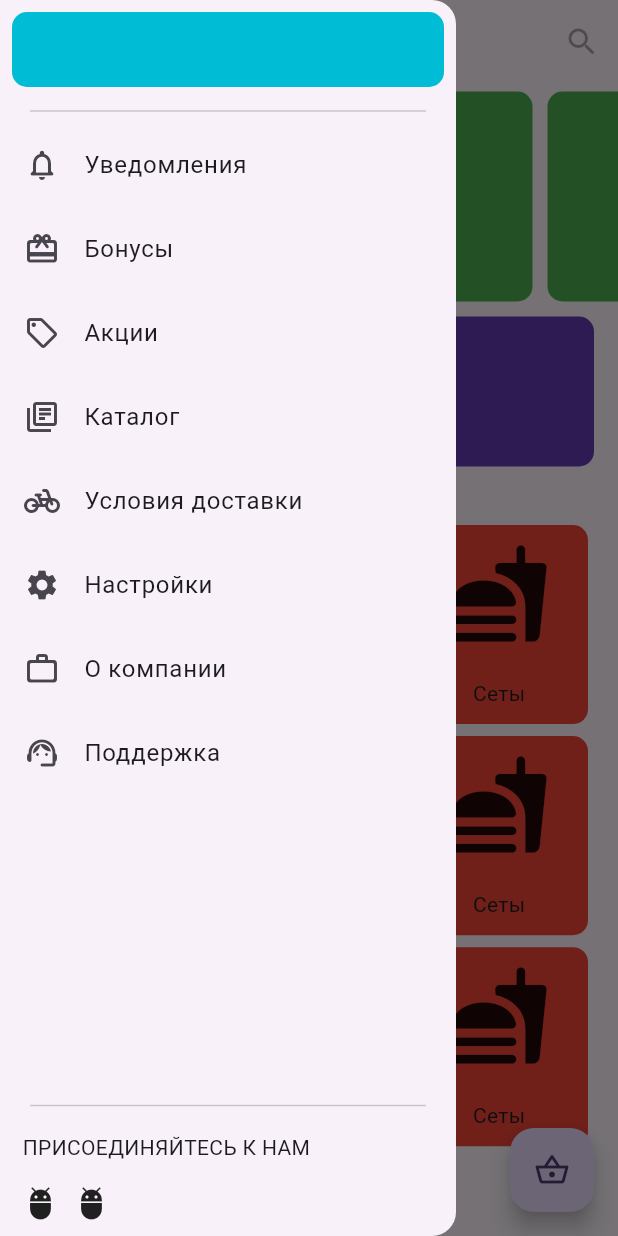
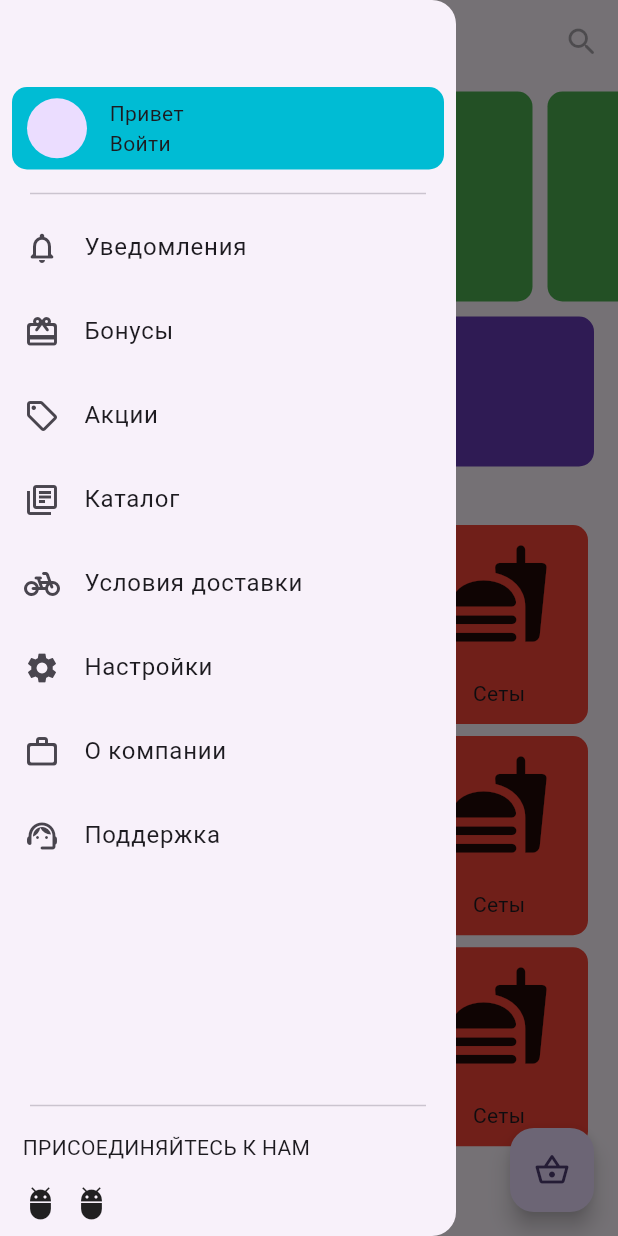
Before and after one commit to ComputerHakka/Food_Delivery, a Flutter app: the screen it shows after launch, with the side drawer open, on a phone screen of 412 x 824 dp. Run offline on Flutter 3.47's test engine with Material 3 defaults, Android fonts, the phone set to English and light mode, and no system bars; our stand-ins replace go_router.

Commit message:
routing added and created notifications, bonuses screens

```diff
--- /dev/null
+++ b/devtools_options.yaml
@@ -0,0 +1,3 @@
+description: This file stores settings for Dart & Flutter DevTools.
+documentation: https://docs.flutter.dev/tools/devtools/extensions#configure-extension-enablement-states
+extensions:
--- /dev/null
+++ b/lib/config/routes/routes.dart
@@ -0,0 +1,53 @@
+import 'package:food_delivery_app/core/constants/constants.dart';
+import 'package:food_delivery_app/features/food_delivery/presentation/screens/bonuses/bonuses_screen.dart';
+import 'package:food_delivery_app/features/food_delivery/presentation/screens/main/main_screen.dart';
+import 'package:food_delivery_app/features/food_delivery/presentation/screens/notifications/notifications_screen.dart';
+import 'package:go_router/go_router.dart';
+
+class AppRoutes {
+  static final GoRouter router = GoRouter(
+    initialLocation: '/main',
+    routes: [
+      GoRoute(
+        path: '/main',
+        name: RouteNames.mainScreen,
+        builder: (context, state) => const MainScreen(),
+        routes: [
+          GoRoute(
+            path: 'notifications',
+            name: RouteNames.notifiactionsScreen,
+            builder: (context, state) => const NotificationsScreen(),
+          ),
+          GoRoute(
+            path: 'bonuses',
+            name: RouteNames.bonusesScreen,
+            builder: (context, state) => const BonusesScreen(),
+          ),
+        ],
+      ),
+      // GoRoute(
+      //   path: '/',
+      //   name: RouteNames.loaderScreen,
+      //   builder: (context, state) => const LoadingScreen(),
+      // ),
+      // GoRoute(
+      //   path: '/main',
+      //   name: RouteNames.startScreen,
+      //   builder: (context, state) => const StartScreen(),
+      // ),
+      // GoRoute(
+      //   path: '/notifications',
+      //   name: RouteNames.notifiactionsScreen,
+      //   builder: (context, state) => const NotificationsScreen(),
+      // ),
+      // GoRoute(
+      //   path: '/transaction_details',
+      //   name: RouteNames.notifiactionsScreen,
+      // ),
+      // GoRoute(
+      //   path: '/service_details',
+      //   name: RouteNames.serviceDetailsScreen,
+      // ),
+    ],
+  );
+}
--- /dev/null
+++ b/lib/core/constants/constants.dart
@@ -0,0 +1,15 @@
+class RouteNames {
+  static const loaderScreen = 'loader';
+  static const startScreen = 'start_screen';
+  static const authorizationScreen = 'auth_screen';
+  static const registrationScreen = 'registration_screen';
+  static const mainScreen = 'main_screen';
+  static const profileScreen = 'profile_screen';
+  static const historyScreen = 'history_screen';
+  static const addressesScreen = 'addresses_screen';
+  static const userServicesScreen = 'user_services_screen';
+  static const servicesListScreen = 'services_list_screen';
+  static const serviceDetailsScreen = 'service_details_screen';
+  static const notifiactionsScreen = 'notifications_screen';
+  static const bonusesScreen = 'bonuses_screen';
+}
--- a/lib/features/food_delivery/presentation/screens/main/main_screen.dart
+++ b/lib/features/food_delivery/presentation/screens/main/main_screen.dart
@@ -1,4 +1,7 @@
 import 'package:flutter/material.dart';
+import 'package:food_delivery_app/core/constants/constants.dart';
+import 'package:go_router/go_router.dart';
+import 'package:url_launcher/url_launcher.dart';
 
 class MainScreen extends StatelessWidget {
   const MainScreen({super.key});
@@ -95,14 +98,38 @@ class DrawerMenuWidget extends StatelessWidget {
     return Drawer(
       child: Column(
         children: [
+          const SizedBox(height: 50),
           Padding(
             padding: const EdgeInsets.all(8.0),
             child: Ink(
               width: double.infinity,
-              height: 50,
+              height: 55,
               decoration: BoxDecoration(
                 borderRadius: BorderRadius.circular(10),
                 color: Colors.cyan,
+              ),
+              child: InkWell(
+                borderRadius: BorderRadius.circular(10),
+                onTap: () {},
+                child: const Padding(
+                  padding: EdgeInsets.symmetric(horizontal: 10, vertical: 5),
+                  child: Row(
+                    children: [
+                      CircleAvatar(),
+                      SizedBox(
+                        width: 15,
+                      ),
+                      Column(
+                        crossAxisAlignment: CrossAxisAlignment.start,
+                        mainAxisAlignment: MainAxisAlignment.center,
+                        children: [
+                          Text('Привет'),
+                          Text('Войти'),
+                        ],
+                      )
+                    ],
+                  ),
+                ),
               ),
             ),
           ),
@@ -113,38 +140,55 @@ class DrawerMenuWidget extends StatelessWidget {
           Expanded(
             child: ListView(
               physics: const NeverScrollableScrollPhysics(),
-              children: const [
+              children: [
                 ListTile(
-                  title: Text('Уведомления'),
-                  leading: Icon(Icons.notifications_none_rounded),
+                  title: const Text('Уведомления'),
+                  leading: const Icon(Icons.notifications_none_rounded),
+                  onTap: () {
+                    GoRouter.of(context)
+                        .goNamed(RouteNames.notifiactionsScreen);
+                  },
                 ),
                 ListTile(
-                  title: Text('Бонусы'),
-                  leading: Icon(Icons.wallet_giftcard_rounded),
+                  title: const Text('Бонусы'),
+                  leading: const Icon(Icons.wallet_giftcard_rounded),
+                  onTap: () {
+                    GoRouter.of(context).goNamed(RouteNames.bonusesScreen);
+                  },
                 ),
                 ListTile(
-                  title: Text('Акции'),
-                  leading: Icon(Icons.sell_outlined),
+                  title: const Text('Акции'),
+                  leading: const Icon(Icons.sell_outlined),
+                  onTap: () {},
                 ),
                 ListTile(
-                  title: Text('Каталог'),
-                  leading: Icon(Icons.my_library_books_outlined),
+                  title: const Text('Каталог'),
+                  leading: const Icon(Icons.my_library_books_outlined),
+                  onTap: () {},
                 ),
                 ListTile(
-                  title: Text('Условия доставки'),
-                  leading: Icon(Icons.pedal_bike_rounded),
+                  title: const Text('Условия доставки'),
+                  leading: const Icon(Icons.pedal_bike_rounded),
+                  onTap: () {},
                 ),
                 ListTile(
-                  title: Text('Настройки'),
-                  leading: Icon(Icons.settings),
+                  title: const Text('Настройки'),
+                  leading: const Icon(Icons.settings),
+                  onTap: () {},
                 ),
                 ListTile(
-                  title: Text('О компании'),
-                  leading: Icon(Icons.work_outline_rounded),
+                  title: const Text('О компании'),
+                  leading: const Icon(Icons.work_outline_rounded),
+                  onTap: () {},
                 ),
                 ListTile(
-                  title: Text('Поддержка'),
-                  leading: Icon(Icons.support_agent_rounded),
+                  title: const Text('Поддержка'),
+                  leading: const Icon(Icons.support_agent_rounded),
+                  onTap: () async {
+                    final Uri smsLaunchUri =
+                        Uri(scheme: 'tel', path: '89189810271');
+                    await launchUrl(smsLaunchUri);
+                  },
                 ),
               ],
             ),
--- a/lib/main.dart
+++ b/lib/main.dart
@@ -1,4 +1,5 @@
 import 'package:flutter/material.dart';
+import 'package:food_delivery_app/config/routes/routes.dart';
 import 'package:food_delivery_app/features/food_delivery/presentation/screens/main/main_screen.dart';
 
 void main() {
@@ -10,14 +11,14 @@ class MyApp extends StatelessWidget {
 
   @override
   Widget build(BuildContext context) {
-    return MaterialApp(
-      title: 'Flutter Demo',
+    return MaterialApp.router(
+      title: 'Food Delivery',
       debugShowCheckedModeBanner: false,
       theme: ThemeData(
         colorScheme: ColorScheme.fromSeed(seedColor: Colors.deepPurple),
         useMaterial3: true,
       ),
-      home: const MainScreen(),
+      routerConfig: AppRoutes.router,
     );
   }
 }
--- a/pubspec.yaml
+++ b/pubspec.yaml
@@ -43,6 +43,7 @@ dependencies:
   get_it: ^7.7.0
   intl: ^0.19.0
   flutter_svg: ^2.0.10+1
+  url_launcher: ^6.3.0
   flutter_localizations:
     sdk: flutter
 
```
Also changed, not shown: lib/features/food_delivery/presentation/screens/bonuses/bonuses_screen.dart (added, +75 -0 lines), lib/features/food_delivery/presentation/screens/notifications/notifications_screen.dart (added, +24 -0 lines), pubspec.lock, 5 other files.
